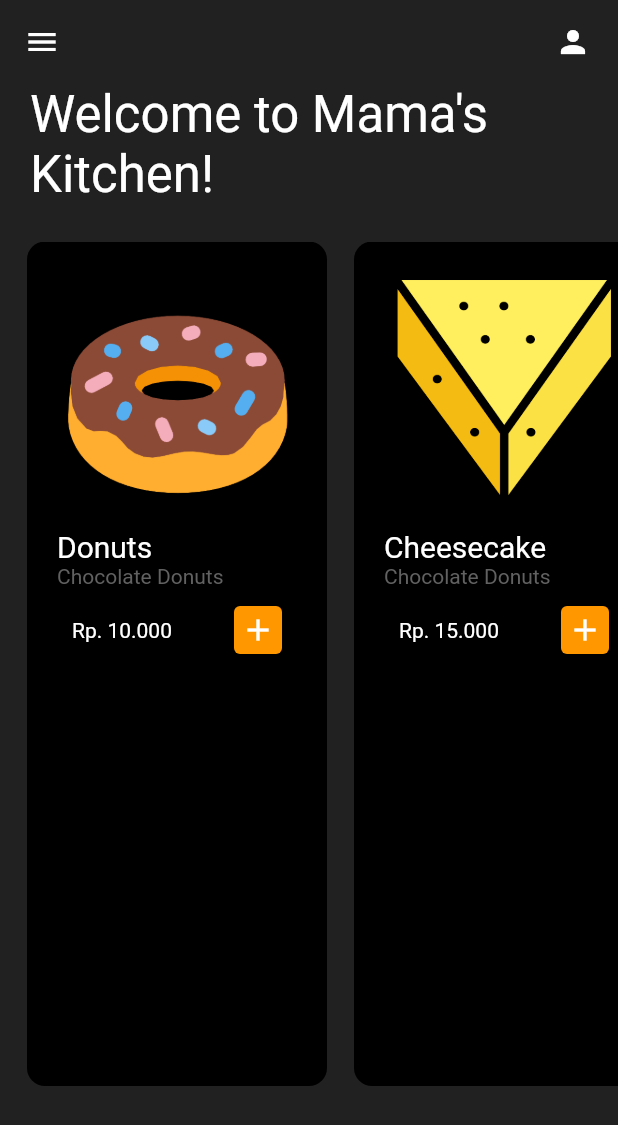
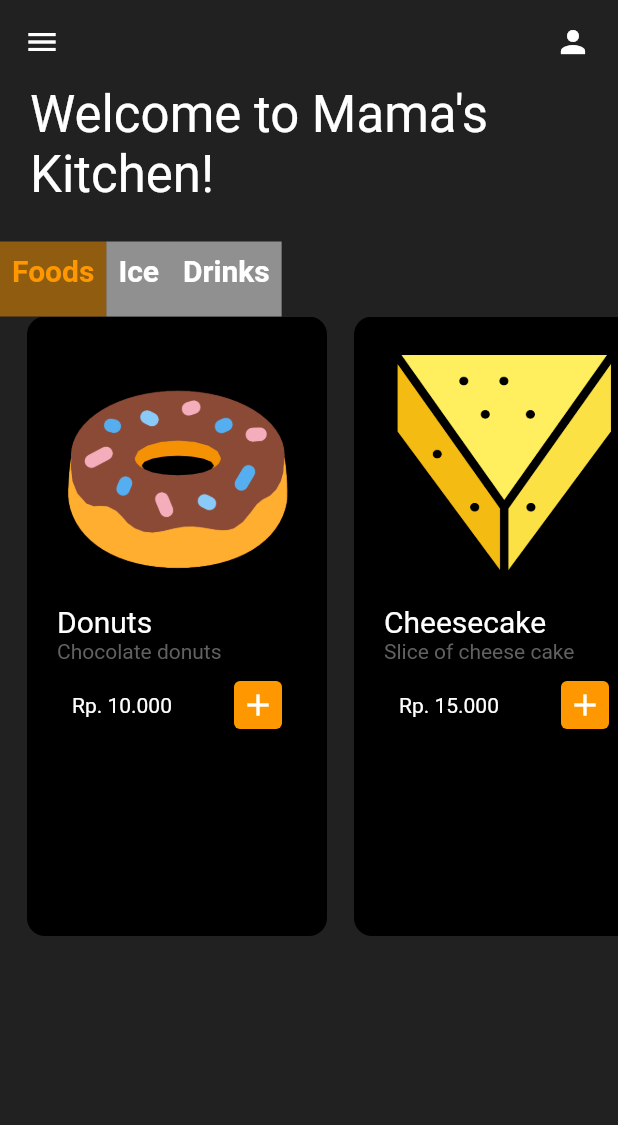
Before and after one commit to WolvesFans/refreshment-layout, a Flutter app: the screen it shows after launch, on a phone screen of 412 x 824 dp. Shown: the top 1125 px of the screen. Run offline on Flutter 3.47's test engine with Material 2 defaults, Android fonts, the phone set to English and light mode, and no system bars.

Commit message:
Implicit Animation

```diff
--- a/lib/pages/home_page.dart
+++ b/lib/pages/home_page.dart
@@ -1,5 +1,6 @@
 import 'package:flutter/material.dart';
 import 'package:layout1/util/cake_tile.dart';
+import 'package:layout1/util/cake_type.dart';
 
 class HomePage extends StatefulWidget {
   const HomePage({super.key});
@@ -9,6 +10,34 @@ class HomePage extends StatefulWidget {
 }
 
 class _HomePageState extends State<HomePage> {
+  //list of cake types
+  final List cakeType = [
+    // [cake type, isSelected]
+    [
+      'Foods',
+      true,
+    ],
+    [
+      'Ice',
+      false,
+    ],
+    [
+      'Drinks',
+      false,
+    ],
+  ];
+
+  //tapped on cake types
+  void cakeTypeSelected(int index) {
+    setState(() {
+      // for loop ini bikin stiap pilihan false
+      for (int i = 0; i < cakeType.length; i++) {
+        cakeType[i][1] = false;
+      }
+      cakeType[index][1] = true;
+    });
+  }
+
   @override
   Widget build(BuildContext context) {
     return Scaffold(
@@ -26,7 +55,7 @@ class _HomePageState extends State<HomePage> {
       ),
       body: Column(
         children: [
-          //I want to eat!
+          //Welcome to Mama's Kitchen
           Padding(
             padding: const EdgeInsets.symmetric(horizontal: 20.0),
             child: Text(
@@ -36,8 +65,25 @@ class _HomePageState extends State<HomePage> {
               ),
             ),
           ),
+          SizedBox(height: 25),
 
-          SizedBox(height: 25),
+          // listview category
+          Container(
+            height: 50,
+            child: ListView.builder(
+              scrollDirection: Axis.horizontal,
+              itemCount: cakeType.length,
+              itemBuilder: (context, index) {
+                return CakeType(
+                  cakeType: cakeType[index][0],
+                  isSelected: cakeType[index][1],
+                  onTap: () {
+                    cakeTypeSelected(index);
+                  },
+                );
+              },
+            ),
+          ),
 
           //listview menu
           Expanded(
@@ -47,17 +93,37 @@ class _HomePageState extends State<HomePage> {
                 CakeTile(
                   cakeImagePath: 'lib/images/donut.png',
                   cakeName: 'Donuts',
+                  cakeText: 'Chocolate donuts',
                   cakePrice: '10.000',
                 ),
                 CakeTile(
                   cakeImagePath: 'lib/images/cheesecake.png',
                   cakeName: 'Cheesecake',
+                  cakeText: 'Slice of cheese cake',
                   cakePrice: '15.000',
                 ),
                 CakeTile(
                   cakeImagePath: 'lib/images/sundae.png',
                   cakeName: 'Sundae',
+                  cakeText: 'Three-way sundae',
                   cakePrice: '12.000',
+                ),
+                CakeTile(
+                    cakeImagePath: 'lib/images/ice cream.png',
+                    cakeName: 'Cone Ice Cream',
+                    cakeText: 'Three-way ice cream',
+                    cakePrice: '8.000'),
+                CakeTile(
+                  cakeImagePath: 'lib/images/americano.png',
+                  cakeName: 'Coffee',
+                  cakeText: 'Americano coffee',
+                  cakePrice: '12.000',
+                ),
+                CakeTile(
+                  cakeImagePath: 'lib/images/tea.png',
+                  cakeName: 'Hot Tea',
+                  cakeText: 'Jasmine Sweet Tea',
+                  cakePrice: '10.000',
                 ),
               ],
             ),
--- a/lib/util/cake_tile.dart
+++ b/lib/util/cake_tile.dart
@@ -3,21 +3,24 @@ import 'package:flutter/material.dart';
 class CakeTile extends StatelessWidget {
   final String cakeImagePath;
   final String cakeName;
+  final String cakeText;
   final String cakePrice;
 
   CakeTile({
     required this.cakeImagePath,
     required this.cakeName,
+    required this.cakeText,
     required this.cakePrice,
   });
 
   @override
   Widget build(BuildContext context) {
     return Padding(
-      padding: const EdgeInsets.only(left: 18.0, bottom: 100),
+      padding: const EdgeInsets.only(left: 18.0, bottom: 200),
       child: Container(
         padding: EdgeInsets.all(20),
         width: 200,
+        height: 200,
         decoration: BoxDecoration(
           borderRadius: BorderRadius.circular(12),
           color: Colors.black,
@@ -42,7 +45,7 @@ class CakeTile extends StatelessWidget {
                     style: TextStyle(fontSize: 20),
                   ),
                   Text(
-                    'Chocolate Donuts',
+                    cakeText,
                     style: TextStyle(color: Colors.grey[700]),
                   )
                 ],
--- /dev/null
+++ b/lib/util/cake_type.dart
@@ -0,0 +1,34 @@
+// ignore_for_file: prefer_const_constructors
+
+import 'package:flutter/material.dart';
+
+class CakeType extends StatelessWidget {
+  final String cakeType;
+  final bool isSelected;
+  final VoidCallback onTap;
+
+  CakeType(
+      {required this.cakeType, required this.isSelected, required this.onTap});
+
+  @override
+  Widget build(BuildContext context) {
+    return GestureDetector(
+      onTap: onTap,
+      child: AnimatedContainer(
+        padding: EdgeInsets.all(8),
+        duration: const Duration(milliseconds: 200),
+        decoration: BoxDecoration(
+          color: isSelected
+              ? Colors.orange.withOpacity(0.5)
+              : Colors.white.withOpacity(0.5),
+        ),
+        child: Text(cakeType,
+            style: TextStyle(
+              fontSize: 20,
+              fontWeight: FontWeight.bold,
+              color: isSelected ? Colors.orange : Colors.white,
+            )),
+      ),
+    );
+  }
+}
```
Also changed, not shown: lib/images/americano.png (added), lib/images/ice cream.png (added), lib/images/tea.png (added).
